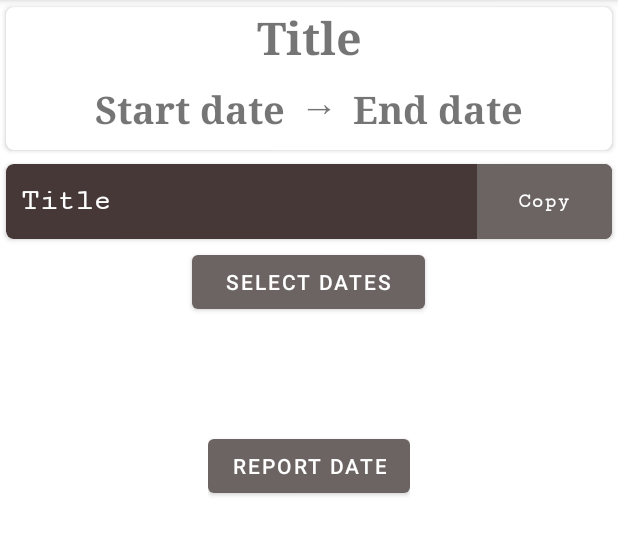
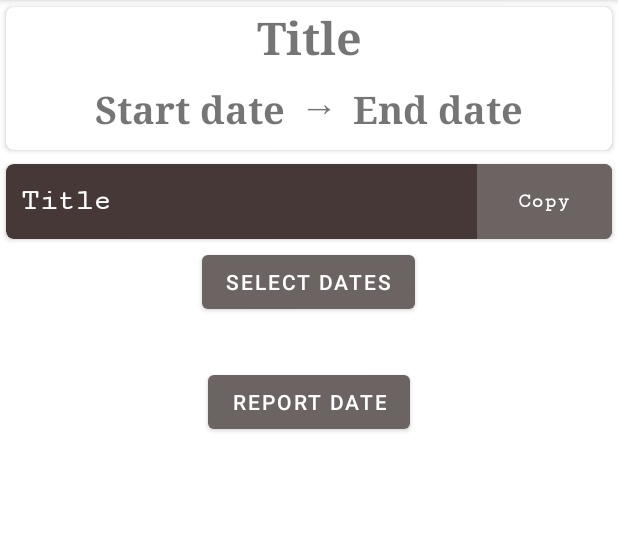
Before and after one commit to Mystodan/mobilprog-group-3, an Android app: the EventActivity screen opened directly, with no data from a screen before it, on a phone screen of 412 x 824 dp, the part 84-640 px from its top. Run offline under Robolectric (Android 15) with nearby library versions, the phone set to English and light mode, and no system bars; libraries missing offline, so code that uses them is left out: com.prolificinteractive.materialcalendarview; plain views replace MaterialCalendarView.

Commit message:
cleanup eventActivity and xml

```diff
--- a/frontend/app/src/main/java/whenweekly/frontend/app/ApplicationMain.kt
+++ b/frontend/app/src/main/java/whenweekly/frontend/app/ApplicationMain.kt
@@ -6,9 +6,6 @@ import whenweekly.frontend.models.LocalUserModel
 
 class ApplicationMain : Application(){
 
-    /**
-     *
-     */
     override fun onCreate() {
         super.onCreate()
         Globals.Lib.userId = LocalUserModel(applicationContext).uuid
--- a/frontend/app/src/main/java/whenweekly/frontend/app/Globals.kt
+++ b/frontend/app/src/main/java/whenweekly/frontend/app/Globals.kt
@@ -14,7 +14,7 @@ class Globals {
     object Constants {
         const val USERID_KEY = (R.string.UIDKEY)
         const val SECURE_FILENAME = "UserPrefs"
-        const val SECURE_MASTERKEYALIAS = "WhenWeekly"
+        const val SECURE_MASTER_KEY_ALIAS = "WhenWeekly"
         const val LABEL_PARCEL_INFO = "EventActivityInformation"
         const val LABEL_CLIP_INV = "EventActivityInviteCode"
 
--- a/frontend/app/src/main/java/whenweekly/frontend/models/EventModel.kt
+++ b/frontend/app/src/main/java/whenweekly/frontend/models/EventModel.kt
@@ -24,7 +24,7 @@ data class EventModel(
             fun getRandNum(min:Int, max:Int):Int = Random().nextInt(max+1)+min
             invCode = ""
             val symbols = "abcdefghijklmnopqrstuvwxyzABCDEFGHIJKLMNOPQRSTUVWXYZ1234567890"
-            for (i in 0..2){
+            for (i in 0..19){
                 invCode += symbols[getRandNum(0,symbols.length-1)]
             }
     }
--- a/frontend/app/src/main/java/whenweekly/frontend/models/LocalUserModel.kt
+++ b/frontend/app/src/main/java/whenweekly/frontend/models/LocalUserModel.kt
@@ -10,7 +10,7 @@ import java.util.*
 class LocalUserModel(private val context : Context) {
     private var key = context.resources.getString(Globals.Constants.USERID_KEY)
     var uuid: String? = null
-    private val securePref = setSecurePref(Globals.Constants.SECURE_FILENAME,Globals.Constants.SECURE_MASTERKEYALIAS)
+    private val securePref = setSecurePref(Globals.Constants.SECURE_FILENAME,Globals.Constants.SECURE_MASTER_KEY_ALIAS)
 
     init {
         uuid = securePref.getString(key,null)
@@ -21,12 +21,12 @@ class LocalUserModel(private val context : Context) {
     }
 
     /**
-     *
+     *  generates a random UUID as string
      */
     private fun genUUID() = UUID.randomUUID().toString()
 
     /**
-     *
+     *  sets encrypted shared preferences
      */
     private fun setSecurePref(fileName: String, alias: String) = EncryptedSharedPreferences.create(
         fileName, alias, context, AES256_SIV, AES256_GCM
--- a/frontend/app/src/main/res/layout/activity_event.xml
+++ b/frontend/app/src/main/res/layout/activity_event.xml
@@ -134,7 +134,7 @@
         android:layout_width="match_parent"
         android:layout_height="wrap_content"
         android:gravity="center"
-        android:orientation="horizontal"
+        android:orientation="vertical"
         android:weightSum="10"
         app:layout_constraintBottom_toBottomOf="parent"
         app:layout_constraintEnd_toEndOf="parent"
@@ -151,18 +151,6 @@
             android:layout_gravity="center|top"
             android:layout_weight="0.5"
             android:text="select dates" />
-    </LinearLayout>
-
-    <LinearLayout
-        android:id="@+id/btnHolder"
-        android:layout_width="wrap_content"
-        android:layout_height="wrap_content"
-        android:layout_marginTop="150dp"
-        android:orientation="vertical"
-        app:layout_constraintBottom_toBottomOf="parent"
-        app:layout_constraintEnd_toEndOf="parent"
-        app:layout_constraintStart_toStartOf="parent"
-        app:layout_constraintTop_toBottomOf="@+id/cardView">
 
         <com.prolificinteractive.materialcalendarview.MaterialCalendarView
             android:id="@+id/calendarView"
@@ -178,8 +166,6 @@
             android:layout_height="wrap_content"
             android:layout_gravity="center"
             android:text="Report Date" />
-
     </LinearLayout>
 
-
 </androidx.constraintlayout.widget.ConstraintLayout>
```
Also changed, not shown: frontend/app/src/main/java/whenweekly/frontend/activities/EventActivity.kt (+8 -10 lines).
